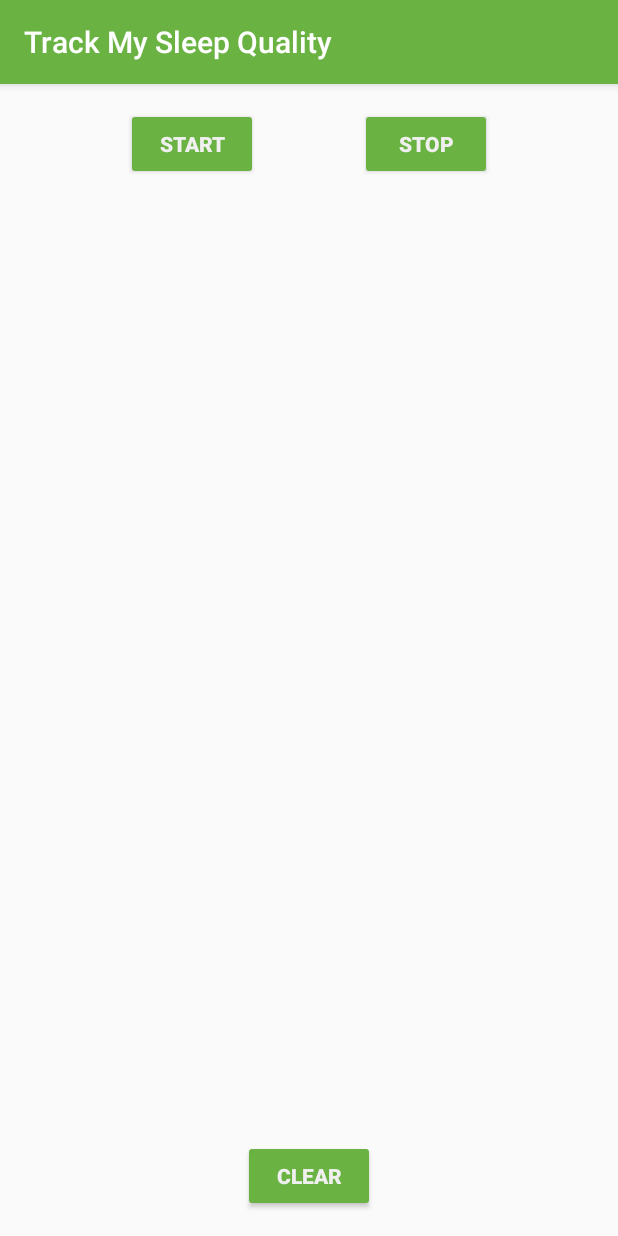
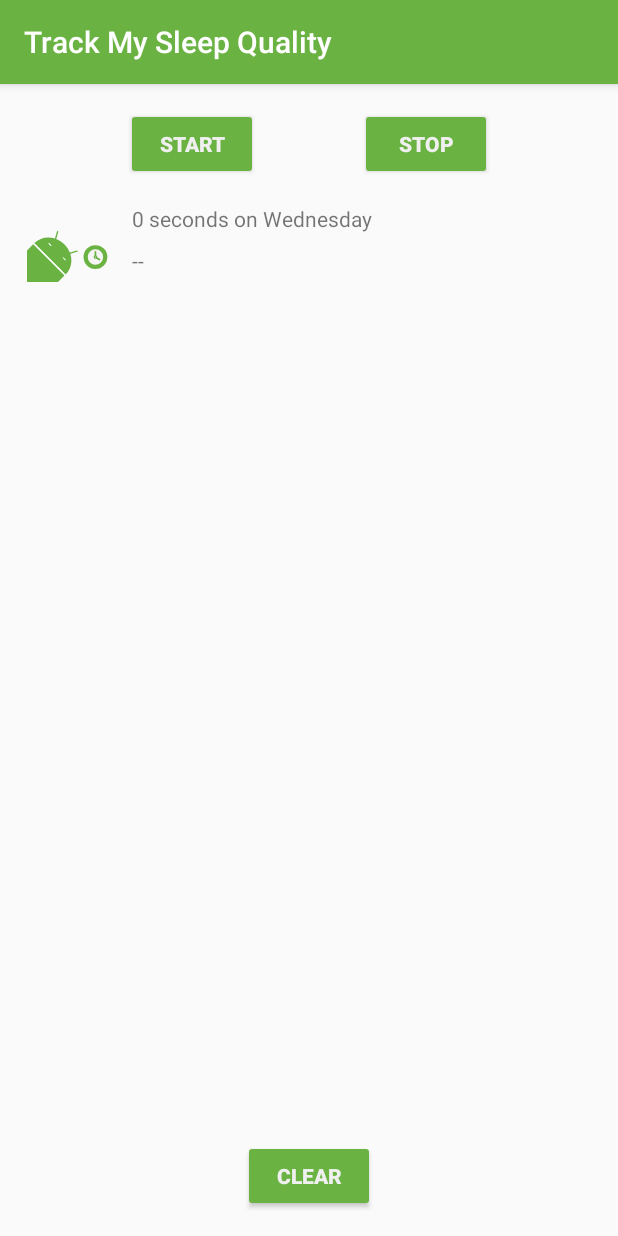
Before and after one commit to AlekseiSergeev/SleepTracker, an Android app: the screen it shows after launch (MainActivity), after a tap on "START", on a phone screen of 412 x 824 dp. Run offline under Robolectric (Android 15) with nearby library versions, the phone set to English and light mode, and no system bars; our stand-ins replace Room's generated code, data binding; Roboto replaces fonts that are not available here; 3 statements that could not run were skipped.

Commit message:
Change ScrollView to RecyclerView

```diff
--- a/app/src/main/java/com/example/android/trackmysleepquality/Util.kt
+++ b/app/src/main/java/com/example/android/trackmysleepquality/Util.kt
@@ -5,9 +5,37 @@ import android.content.res.Resources
 import android.os.Build
 import android.text.Html
 import android.text.Spanned
+import android.widget.TextView
 import androidx.core.text.HtmlCompat
+import androidx.recyclerview.widget.RecyclerView
 import com.example.android.trackmysleepquality.database.SleepNight
 import java.text.SimpleDateFormat
+import java.util.*
+import java.util.concurrent.TimeUnit
+
+
+private val ONE_MINUTE_MILLIS = TimeUnit.MILLISECONDS.convert(1, TimeUnit.MINUTES)
+private val ONE_HOUR_MILLIS = TimeUnit.MILLISECONDS.convert(1, TimeUnit.HOURS)
+
+
+fun convertDurationToFormatted(startTimeMilli: Long, endTimeMilli: Long, res: Resources): String {
+    val durationMilli = endTimeMilli - startTimeMilli
+    val weekdayString = SimpleDateFormat("EEEE", Locale.getDefault()).format(startTimeMilli)
+    return when {
+        durationMilli < ONE_MINUTE_MILLIS -> {
+            val seconds = TimeUnit.SECONDS.convert(durationMilli, TimeUnit.MILLISECONDS)
+            res.getString(R.string.seconds_length, seconds, weekdayString)
+        }
+        durationMilli < ONE_HOUR_MILLIS -> {
+            val minutes = TimeUnit.MINUTES.convert(durationMilli, TimeUnit.MILLISECONDS)
+            res.getString(R.string.minutes_length, minutes, weekdayString)
+        }
+        else -> {
+            val hours = TimeUnit.HOURS.convert(durationMilli, TimeUnit.MILLISECONDS)
+            res.getString(R.string.hours_length, hours, weekdayString)
+        }
+    }
+}
 
 fun convertNumericQualityToString(quality: Int, resources: Resources): String {
     var qualityString = resources.getString(R.string.three_ok)
@@ -59,3 +87,6 @@ fun formatNights(nights: List<SleepNight>, resources: Resources): Spanned {
         return HtmlCompat.fromHtml(sb.toString(), HtmlCompat.FROM_HTML_MODE_LEGACY)
     }
 }
+
+
+class TextItemViewHolder(val textView: TextView): RecyclerView.ViewHolder(textView)
--- /dev/null
+++ b/app/src/main/java/com/example/android/trackmysleepquality/sleeptracker/BindingUtils.kt
@@ -0,0 +1,38 @@
+package com.example.android.trackmysleepquality.sleeptracker
+
+import android.widget.ImageView
+import android.widget.TextView
+import androidx.databinding.BindingAdapter
+import com.example.android.trackmysleepquality.R
+import com.example.android.trackmysleepquality.convertDurationToFormatted
+import com.example.android.trackmysleepquality.convertNumericQualityToString
+import com.example.android.trackmysleepquality.database.SleepNight
+
+@BindingAdapter("sleepDurationFormatted")
+fun TextView.setSleepDurationFormatted(item: SleepNight?){
+    item?.let {
+        text = convertDurationToFormatted(item.startTimeMilli, item.endTimeMilli, context.resources)
+    }
+}
+
+@BindingAdapter("sleepQualityString")
+fun TextView.setSleepQualityString(item: SleepNight?){
+    item?.let {
+        text = convertNumericQualityToString(item.sleepQuality, context.resources)
+    }
+}
+
+@BindingAdapter("sleepImage")
+fun ImageView.setSleepImage(item: SleepNight?){
+    item?.let {
+        setImageResource(when (item.sleepQuality) {
+            0 -> R.drawable.ic_sleep_0
+            1 -> R.drawable.ic_sleep_1
+            2 -> R.drawable.ic_sleep_2
+            3 -> R.drawable.ic_sleep_3
+            4 -> R.drawable.ic_sleep_4
+            5 -> R.drawable.ic_sleep_5
+            else -> R.drawable.ic_sleep_active
+        })
+    }
+}
--- /dev/null
+++ b/app/src/main/java/com/example/android/trackmysleepquality/sleeptracker/SleepNightAdapter.kt
@@ -0,0 +1,52 @@
+package com.example.android.trackmysleepquality.sleeptracker
+
+import android.view.LayoutInflater
+import android.view.ViewGroup
+import androidx.recyclerview.widget.DiffUtil
+import androidx.recyclerview.widget.ListAdapter
+import androidx.recyclerview.widget.RecyclerView
+import com.example.android.trackmysleepquality.R
+import com.example.android.trackmysleepquality.convertDurationToFormatted
+import com.example.android.trackmysleepquality.convertNumericQualityToString
+import com.example.android.trackmysleepquality.database.SleepNight
+import com.example.android.trackmysleepquality.databinding.ListItemSleepNightBinding
+
+
+class SleepNightAdapter : ListAdapter<SleepNight, SleepNightAdapter.ViewHolder>(SleepNightDiffCallback()){
+
+    override fun onBindViewHolder(holder: ViewHolder, position: Int) {
+        val item = getItem(position)
+        holder.bind(item)
+    }
+
+    override fun onCreateViewHolder(parent: ViewGroup, viewType: Int): ViewHolder {
+        return ViewHolder.from(parent)
+    }
+
+    class ViewHolder private constructor(val binding: ListItemSleepNightBinding): RecyclerView.ViewHolder(binding.root){
+
+        fun bind(item: SleepNight) {
+            binding.sleep = item
+            binding.executePendingBindings()
+        }
+
+        companion object {
+            fun from(parent: ViewGroup): ViewHolder {
+                val layoutInflater = LayoutInflater.from(parent.context)
+                val binding = ListItemSleepNightBinding.inflate(layoutInflater, parent, false)
+                return ViewHolder(binding)
+            }
+        }
+    }
+
+    class SleepNightDiffCallback : DiffUtil.ItemCallback<SleepNight>() {
+        override fun areItemsTheSame(oldItem: SleepNight, newItem: SleepNight): Boolean {
+            return oldItem.nightId == newItem.nightId
+        }
+
+        override fun areContentsTheSame(oldItem: SleepNight, newItem: SleepNight): Boolean {
+            return oldItem == newItem
+        }
+    }
+
+}
--- a/app/src/main/java/com/example/android/trackmysleepquality/sleeptracker/SleepTrackerFragment.kt
+++ b/app/src/main/java/com/example/android/trackmysleepquality/sleeptracker/SleepTrackerFragment.kt
@@ -11,6 +11,7 @@ import androidx.lifecycle.ViewModelProviders
 import androidx.navigation.fragment.findNavController
 import com.example.android.trackmysleepquality.R
 import com.example.android.trackmysleepquality.database.SleepDatabase
+import com.example.android.trackmysleepquality.database.SleepNight
 import com.example.android.trackmysleepquality.databinding.FragmentSleepTrackerBinding
 import com.google.android.material.snackbar.Snackbar
 
@@ -31,6 +32,15 @@ class SleepTrackerFragment : Fragment() {
 
         binding.sleepTrackerViewModel = sleepTrackerViewModel
         binding.setLifecycleOwner(this)
+
+        val adapter = SleepNightAdapter()
+        binding.sleepList.adapter = adapter
+
+        sleepTrackerViewModel.nights.observe(viewLifecycleOwner, Observer {
+            it?.let {
+                adapter.submitList(it)
+            }
+        })
 
         sleepTrackerViewModel.navigateToSleepQuality.observe(viewLifecycleOwner, Observer {night ->
             night?.let {
--- a/app/src/main/java/com/example/android/trackmysleepquality/sleeptracker/SleepTrackerViewModel.kt
+++ b/app/src/main/java/com/example/android/trackmysleepquality/sleeptracker/SleepTrackerViewModel.kt
@@ -22,7 +22,7 @@ class SleepTrackerViewModel(
     private val uiScope = CoroutineScope(Dispatchers.Main +  viewModelJob)
 
     private var tonight = MutableLiveData<SleepNight?>()
-    private val nights = database.getAllNights()
+    val nights = database.getAllNights()
     val nightsString = Transformations.map(nights) { nights ->
         formatNights(nights, application.resources)
     }
--- /dev/null
+++ b/app/src/main/res/drawable/ic_sleep_active.xml
@@ -0,0 +1,77 @@
+<!--
+  ~ Copyright 2018, The Android Open Source Project
+  ~
+  ~ Licensed under the Apache License, Version 2.0 (the "License");
+  ~ you may not use this file except in compliance with the License.
+  ~ You may obtain a copy of the License at
+  ~
+  ~     http://www.apache.org/licenses/LICENSE-2.0
+  ~
+  ~ Unless required by applicable law or agreed to in writing, software
+  ~ distributed under the License is distributed on an "AS IS" BASIS,
+  ~ WITHOUT WARRANTIES OR CONDITIONS OF ANY KIND, either express or implied.
+  ~ See the License for the specific language governing permissions and
+  ~ limitations under the License.
+  -->
+
+<vector xmlns:android="http://schemas.android.com/apk/res/android"
+    android:width="108dp"
+    android:height="108dp"
+    android:viewportWidth="512"
+    android:viewportHeight="512">
+    <path
+        android:pathData="M35.58,297.76l6.18,-7.64l98.76,-8.5l100.14,101.33l-20,86.04l-7.5,6.29l-126.86,-7.63l-50.72,-169.89z"
+        android:fillColor="#fff"/>
+    <path
+        android:pathData="M389,302.51q-28.14,0 -47.68,19.54T321.8,369.73q0,28.15 19.55,48.08T389,437.74q28.14,0 48.08,-19.93T457,369.73q0,-28.14 -19.93,-47.68T389,302.51Z"
+        android:fillColor="#6ab343"/>
+    <path
+        android:pathData="M389.17,326.32a43.23,43.23 0,0 0,-43.55 43.55A42.84,42.84 0,0 0,358.28 401a41.6,41.6 0,0 0,30.89 12.92,44.09 44.09,0 0,0 44.05,-44.06A41.61,41.61 0,0 0,420.31 339,42.91 42.91,0 0,0 389.17,326.32Z"
+        android:fillColor="#f5f5f5"/>
+    <path
+        android:pathData="M389.4,363.79L389.4,340.35"
+        android:strokeLineJoin="round"
+        android:strokeWidth="10"
+        android:fillColor="#00000000"
+        android:strokeColor="#6ab343"
+        android:strokeLineCap="round"/>
+    <path
+        android:pathData="M394.5,373.69L412.12,384.46"
+        android:strokeLineJoin="round"
+        android:strokeWidth="10"
+        android:fillColor="#00000000"
+        android:strokeColor="#6ab343"
+        android:strokeLineCap="round"/>
+    <path
+        android:pathData="M389.39,363.79a6.25,6.25 0,0 0,-6.3 6.3,6.2 6.2,0 0,0 1.83,4.5 6,6 0,0 0,4.47 1.87,6.37 6.37,0 0,0 6.36,-6.37 6,6 0,0 0,-1.86 -4.47A6.21,6.21 0,0 0,389.39 363.79Z"
+        android:strokeWidth="7"
+        android:fillColor="#f5f5f5"
+        android:strokeColor="#6ab343"/>
+    <group>
+        <clip-path android:pathData="M584.94,0h512v512h-512z M 0,0"/>
+        <path
+            android:pathData="M448.55,437.05,709.34,697.84a8.72,8.72,0,0,0,12.32,0l325.45,-325.45a8.72,8.72,0,0,0,0,-12.32L778,91a18.84,18.84,0,0,0,-26.65,0L442,382.4l-2.36,5.16A44.07,44.07,0,0,0,448.55,437.05Z"
+            android:fillColor="#43a047"/>
+        <path
+            android:pathData="M440.25,415.17l275.52002,275.52l335.0,-334.99l-278.15002,-278.15002l-334.26,328.40002l1.8900146,9.220001z"
+            android:fillColor="#c0ca33"/>
+        <path
+            android:pathData="M544.72,137.12h393.36v473.76h-393.36z"
+            android:fillColor="#e6ee9c"/>
+        <path
+            android:pathData="M548.74,117.2H930.26a8.41,8.41,0,0,1,8.41,8.41V586.47a8.41,8.41,0,0,1,-8.41,8.41H548.74a18.19,18.19,0,0,1,-18.19,-18.19V135.4a18.19,18.19,0,0,1,18.19,-18.19Z"
+            android:fillColor="#6ab343"/>
+        <path
+            android:pathData="M601.64,-8.95h13.65v477.68h-13.65z"
+            android:fillColor="#43a047"/>
+        <path
+            android:pathData="M612.29,-1.71h6.82v477.68h-6.82z"
+            android:fillColor="#66bb6a"/>
+    </group>
+    <group>
+        <clip-path android:pathData="M0,0h512v512h-512z M 0,0"/>
+        <path
+            android:pathData="M246.59,351.91l39.17,-11.45a3.89,3.89,0,1,0,-2.17,-7.47L244,344.56a136.82,136.82,0,0,0,-77.69,-77.77l11.49,-39.53a3.89,3.89,0,1,0,-7.46,-2.19l-11.42,39.16c-41.3,-13.19,-86.47,-4.84,-117.17,25.89L220.66,469c30.72,-30.71,39,-75.78,25.93,-117.08m-211,-54.15L-93.27,426.67a29.94,29.94,0,0,0,0,42.38l14.43,14.43,-44,44a28.11,28.11,0,0,0,0,39.71,28.12,28.12,0,0,0,39.74,0l44,-44L-12.31,550l-44,44a28.1,28.1,0,0,0,0,39.71,28.1,28.1,0,0,0,39.74,0l44,-44,14.49,14.47a30,30,0,0,0,42.39,0l128.86,-128.9Zm180.59,90.92L203.59,376.1a1.71,1.71,0,0,1,0,-2.41l1.59,-1.59a1.71,1.71,0,0,1,2.41,0l12.58,12.58a1.71,1.71,0,0,1,0,2.41l-1.59,1.59A1.7,1.7,0,0,1,216.17,388.68Zm-81.43,-81.43,-12.58,-12.58a1.7,1.7,0,0,1,0,-2.4l1.59,-1.6a1.71,1.71,0,0,1,2.41,0l12.58,12.59a1.68,1.68,0,0,1,0,2.4l-1.59,1.59A1.7,1.7,0,0,1,134.74,307.25Zm-99.16,-9.49L-93.27,426.67a29.94,29.94,0,0,0,0,42.38l14.43,14.43,-44,44a28.11,28.11,0,0,0,0,39.71,28.12,28.12,0,0,0,39.74,0l44,-44L-12.31,550l-44,44a28.1,28.1,0,0,0,0,39.71,28.1,28.1,0,0,0,39.74,0l44,-44,14.49,14.47a30,30,0,0,0,42.39,0l128.86,-128.9Z"
+            android:fillColor="#6ab343"/>
+    </group>
+</vector>
--- a/app/src/main/res/layout/fragment_sleep_tracker.xml
+++ b/app/src/main/res/layout/fragment_sleep_tracker.xml
@@ -17,25 +17,15 @@
         tools:context=".sleeptracker.SleepTrackerFragment">
 
 
-        <ScrollView
-            android:layout_width="match_parent"
+        <androidx.recyclerview.widget.RecyclerView
+            android:id="@+id/sleep_list"
+            android:layout_width="0dp"
             android:layout_height="0dp"
             app:layout_constraintBottom_toTopOf="@+id/clear_button"
             app:layout_constraintEnd_toEndOf="parent"
-            app:layout_constraintRight_toRightOf="parent"
             app:layout_constraintStart_toStartOf="parent"
-            app:layout_constraintTop_toBottomOf="@+id/stop_button">
-
-
-            <TextView
-                android:id="@+id/textview"
-                android:layout_width="match_parent"
-                android:layout_height="wrap_content"
-                android:layout_marginStart="@dimen/margin"
-                android:layout_marginTop="@dimen/margin"
-                android:layout_marginEnd="@dimen/margin"
-                android:text="@{sleepTrackerViewModel.nightsString}" />
-        </ScrollView>
+            app:layout_constraintTop_toBottomOf="@+id/stop_button"
+            app:layoutManager="androidx.recyclerview.widget.LinearLayoutManager"/>
 
 
         <Button
--- /dev/null
+++ b/app/src/main/res/layout/list_item_sleep_night.xml
@@ -0,0 +1,53 @@
+<?xml version="1.0" encoding="utf-8"?>
+<layout xmlns:android="http://schemas.android.com/apk/res/android"
+    xmlns:app="http://schemas.android.com/apk/res-auto"
+    xmlns:tools="http://schemas.android.com/tools">
+
+    <data>
+        <variable
+            name="sleep"
+            type="com.example.android.trackmysleepquality.database.SleepNight" />
+    </data>
+
+    <androidx.constraintlayout.widget.ConstraintLayout
+        android:layout_width="match_parent"
+        android:layout_height="wrap_content">
+
+        <ImageView
+            android:id="@+id/quality_image"
+            android:layout_width="@dimen/icon_size"
+            android:layout_height="60dp"
+            android:layout_marginStart="16dp"
+            android:layout_marginTop="8dp"
+            android:layout_marginBottom="8dp"
+            app:layout_constraintBottom_toBottomOf="parent"
+            app:layout_constraintStart_toStartOf="parent"
+            app:layout_constraintTop_toTopOf="parent"
+            app:srcCompat="@drawable/ic_sleep_5"
+            app:sleepImage="@{sleep}"/>
+
+        <TextView
+            android:id="@+id/sleep_length"
+            android:layout_width="0dp"
+            android:layout_height="20dp"
+            android:layout_marginStart="8dp"
+            android:layout_marginTop="8dp"
+            android:layout_marginEnd="16dp"
+            app:layout_constraintEnd_toEndOf="parent"
+            app:layout_constraintStart_toEndOf="@+id/quality_image"
+            app:layout_constraintTop_toTopOf="@+id/quality_image"
+            tools:text="Wednesday"
+            app:sleepDurationFormatted="@{sleep}"/>
+
+        <TextView
+            android:id="@+id/quality_string"
+            android:layout_width="0dp"
+            android:layout_height="20dp"
+            android:layout_marginTop="8dp"
+            app:layout_constraintEnd_toEndOf="@+id/sleep_length"
+            app:layout_constraintStart_toStartOf="@+id/sleep_length"
+            app:layout_constraintTop_toBottomOf="@+id/sleep_length"
+            tools:text="Excellent!!!"
+            app:sleepQualityString="@{sleep}"/>
+    </androidx.constraintlayout.widget.ConstraintLayout>
+</layout>
--- /dev/null
+++ b/app/src/main/res/layout/text_item_view.xml
@@ -0,0 +1,9 @@
+<?xml version="1.0" encoding="UTF-8"?>
+
+<TextView
+    android:layout_height="wrap_content"
+    android:layout_width="match_parent"
+    android:paddingEnd="16dp"
+    android:paddingStart="16dp"
+    android:textSize="24sp"
+    xmlns:android="http://schemas.android.com/apk/res/android"/>
--- a/app/src/main/res/values/strings.xml
+++ b/app/src/main/res/values/strings.xml
@@ -39,4 +39,10 @@
     <!-- Toast to play after Clear button has been pressed -->
     <string name="cleared_message">All your data is gone forever.</string>
 
+    <string name="header_text">Sleep Results</string>
+    <string name="close">Close</string>
+    <string name="minutes_length">%d minutes on %s</string>
+    <string name="hours_length">%d hours on %s</string>
+    <string name="seconds_length">%d seconds on %s</string>
+
 </resources>
```
